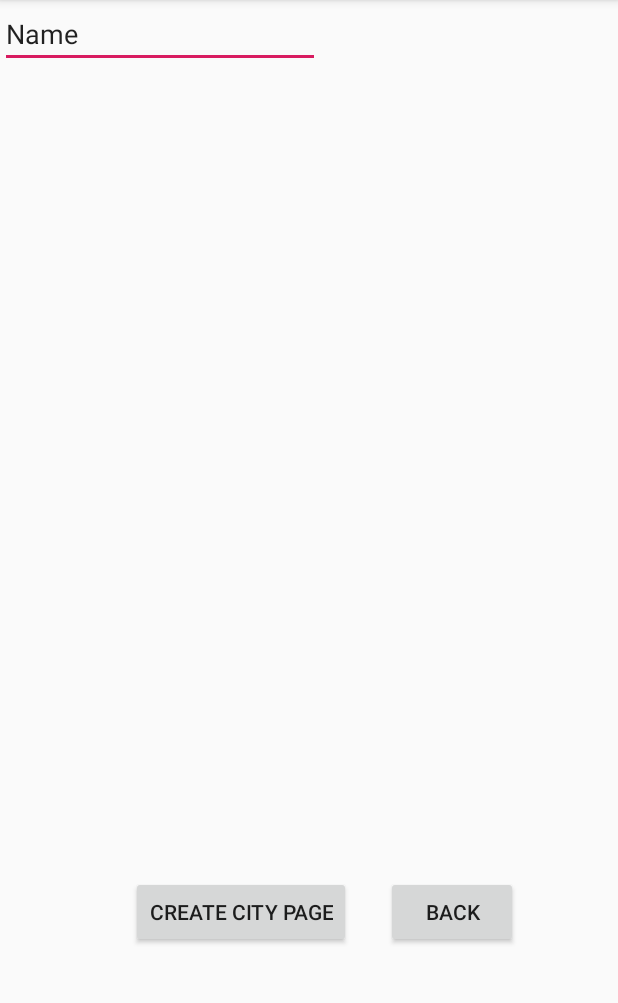
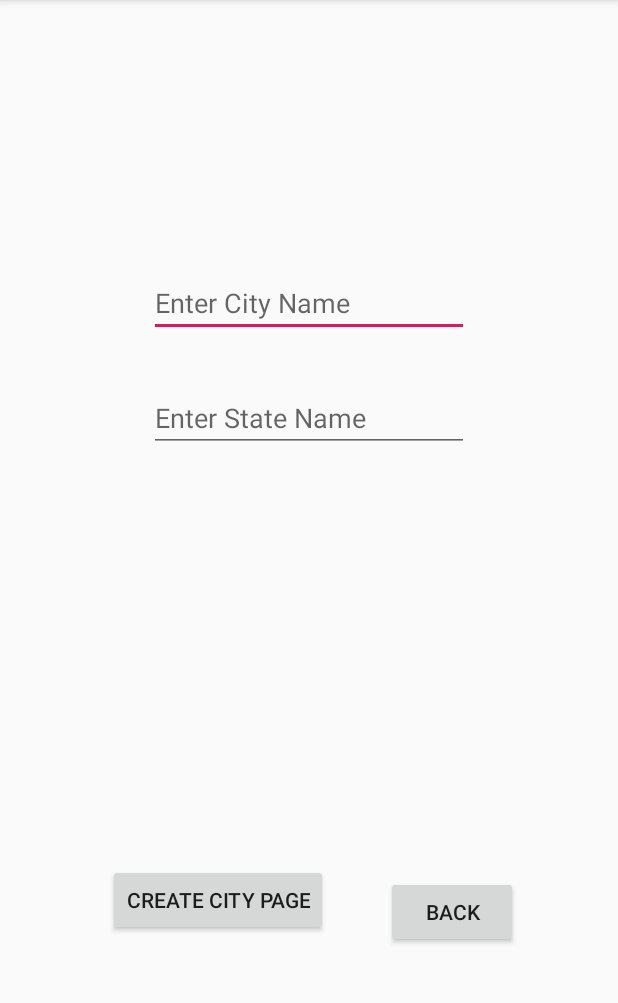
Before and after one commit to ehresmk/MyHometown, an Android app: the CreateCity screen opened directly, with no data from a screen before it, on a phone screen of 412 x 824 dp, the part 84-1087 px from its top. Run offline under Robolectric (Android 15) with nearby library versions, the phone set to English and light mode, and no system bars; libraries missing offline, so code that uses them is left out: com.parse.

Commit message:
Validation for City Creation -Added validation conditions for creating a city -Finalized Create City page design -Updated Android Manifest with new activity (City cannot actually be created yet, functionality to     come in next commit)

```diff
--- a/MyHometown/app/src/main/res/layout/activity_create_city.xml
+++ b/MyHometown/app/src/main/res/layout/activity_create_city.xml
@@ -14,12 +14,13 @@
             android:layout_height="wrap_content"
             android:layout_marginStart="72dp"
             android:layout_marginLeft="72dp"
-            android:layout_marginBottom="136dp"
             android:text="@string/create_city_page"
             app:layout_constraintBottom_toBottomOf="parent"
             app:layout_constraintEnd_toStartOf="@+id/Back"
-            app:layout_constraintHorizontal_bias="0.39"
-            app:layout_constraintStart_toStartOf="parent" />
+            app:layout_constraintHorizontal_bias="0.0"
+            app:layout_constraintStart_toStartOf="parent"
+            app:layout_constraintTop_toTopOf="parent"
+            app:layout_constraintVertical_bias="0.8" />
 
     <Button
             android:id="@+id/Back"
@@ -33,13 +34,32 @@
             app:layout_constraintStart_toStartOf="parent" />
 
     <EditText
+            android:id="@+id/CityName"
             android:layout_width="wrap_content"
             android:layout_height="wrap_content"
             android:ems="10"
+            android:hint="@string/enter_city_name"
             android:inputType="textPersonName"
-            android:text="Name"
-            tools:layout_editor_absoluteX="103dp"
-            tools:layout_editor_absoluteY="157dp" />
+            app:layout_constraintBottom_toTopOf="@+id/Create_City"
+            app:layout_constraintEnd_toEndOf="parent"
+            app:layout_constraintStart_toStartOf="parent"
+            app:layout_constraintTop_toTopOf="parent"
+            app:layout_constraintVertical_bias="0.338"
+            android:importantForAutofill="no" />
+
+    <EditText
+            android:id="@+id/CityState"
+            android:layout_width="wrap_content"
+            android:layout_height="wrap_content"
+            android:ems="10"
+            android:hint="@string/enter_state_name"
+            android:inputType="textPersonName"
+            app:layout_constraintBottom_toTopOf="@+id/Create_City"
+            app:layout_constraintEnd_toEndOf="parent"
+            app:layout_constraintStart_toStartOf="parent"
+            app:layout_constraintTop_toBottomOf="@+id/CityName"
+            app:layout_constraintVertical_bias="0.103"
+            android:importantForAutofill="no" />
 
 
 </androidx.constraintlayout.widget.ConstraintLayout>
```
Also changed, not shown: MyHometown/app/src/main/java/com/app/MyHometown/activities/CreateCity.java (+77 -0 lines), MyHometown/app/src/main/java/com/app/MyHometown/ui/login/MainActivity.java (+11 -0 lines), MyHometown/app/src/main/res/layout/activity_main.xml (+23 -20 lines).
